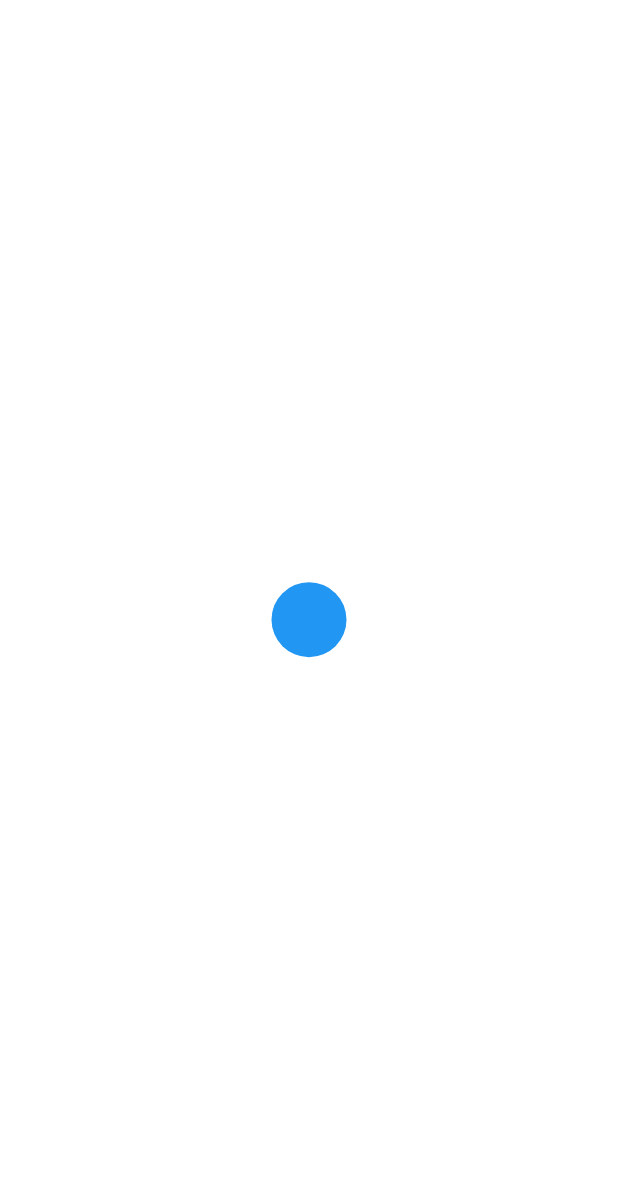
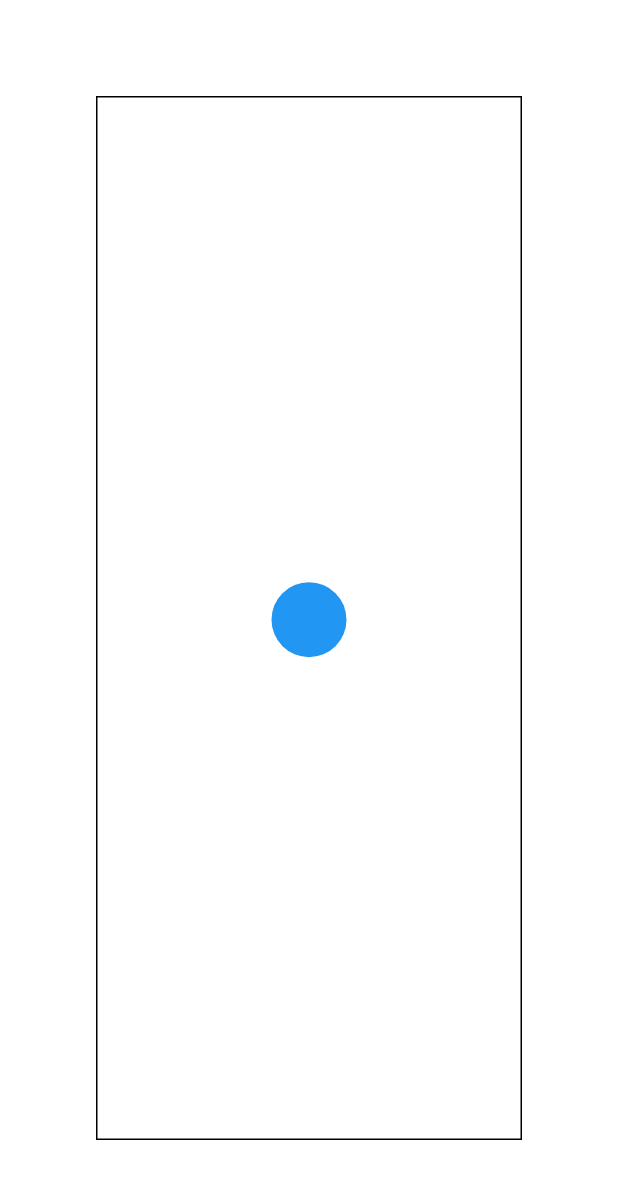
Before and after one commit to afitz0/bouncing_ball, a Flutter app: the screen it shows after launch, on a phone screen of 412 x 824 dp. Shown: the top 1179 px of the screen. Run offline on Flutter 3.47's test engine with Material 2 defaults, Android fonts, the light colour scheme and no system bars.

Commit message:
transition mostly works. also add some padding and bounding boxes

```diff
--- a/lib/main.dart
+++ b/lib/main.dart
@@ -1,5 +1,7 @@
 import 'package:flutter/material.dart';
 import 'dart:math' as math;
+
+import 'package:flutter/rendering.dart';
 
 void main() {
   runApp(MyApp());
@@ -14,7 +16,7 @@ class MyApp extends StatelessWidget {
         primarySwatch: Colors.blue,
         visualDensity: VisualDensity.adaptivePlatformDensity,
       ),
-      home: RunAway(),
+      home: Center(child: RunAway()),
     );
   }
 }
@@ -26,54 +28,111 @@ class RunAway extends StatefulWidget {
 
 class _RunAwayState extends State<RunAway> {
   double x, y;
-  double maxX, maxY;
 
+  double _width;
+  double _height;
   final double _ballSize = 50;
   final double _hoverThreshold = 75.0;
+  final double _padding = 64.0;
 
   @override
   Widget build(BuildContext context) {
     // Center us if we're just starting. Need context for media query.
     if (x == null || y == null) {
-      var size = MediaQuery.of(context).size;
-      x = size.width / 2;
-      y = size.height / 2;
-
-      maxX = size.width;
-      maxY = size.height;
+      _width = MediaQuery.of(context).size.width - _padding * 2;
+      _height = MediaQuery.of(context).size.height - _padding * 2;
+      x = _width / 2;
+      y = _height / 2;
     }
 
-    return MouseRegion(
-      onHover: _runAwayMaybe,
+    return Padding(
+      padding: EdgeInsets.all(_padding),
+      child: MouseRegion(
+        // onHover: _runAwayMaybe,
         child: Stack(
           children: <Widget>[
+            Align(
+              alignment: Alignment.center,
+              child: Container(
+                decoration: BoxDecoration(
+                  border: Border.all(style: BorderStyle.solid),
+                  color: Colors.transparent,
+                ),
+              ),
+            ),
             AnimatedPositioned(
               duration: Duration(milliseconds: 500),
               curve: Curves.easeInOut,
-            top: (y - (_ballSize / 2)),
-            left: (x - (_ballSize / 2)),
-            child: FloatingBall(size: _ballSize),
+              top: y - (_ballSize / 2),
+              left: x - (_ballSize / 2),
+              width: _ballSize,
+              height: _ballSize,
+              child: GestureDetector(
+                onTap: () => Navigator.of(context).push(_newRoute(Colors.blue)),
+                child: FloatingBall(size: _ballSize, color: Colors.blue),
+              ),
             ),
           ],
+        ),
       ),
     );
   }
 
   void _runAwayMaybe(PointerEvent e) {
-    Offset diff = e.position - Offset(x, y);
+    Offset diff = e.localPosition - Offset(x, y);
     if (diff.distance < _hoverThreshold) {
       setState(() {
-        x = _calcNewCoor(x, diff.dx);
-        y = _calcNewCoor(y, diff.dy);
+        x = _calcNewCoor(x, diff.dx, _width);
+        // will the ball floating up and down, substract another half-height of the ball for y
+        y = _calcNewCoor(y, diff.dy, _height - (_ballSize / 2));
       });
     }
   }
 
-  double _calcNewCoor(double val, double delta) {
+  double _calcNewCoor(double val, double delta, double max) {
     val -= delta;
     val = math.max(val, (_ballSize / 2));
-    val = math.min(val, maxX - (_ballSize / 2));
+    val = math.min(val, max - (_ballSize / 2));
     return val;
+  }
+
+  Route _newRoute(Color floodColor) {
+    double xAlign = ((x + _ballSize / 2) - _width / 2) / (_width / 2);
+    double yAlign = ((y + _ballSize) - _height / 2) / (_height / 2);
+    Alignment scaleAlign = Alignment(xAlign, yAlign);
+    print(scaleAlign);
+
+    return PageRouteBuilder(
+      pageBuilder: (context, animation, secondaryAnimation) =>
+          Page2(color: floodColor),
+      transitionsBuilder: (context, animation, secondaryAnimation, child) {
+        return FadeTransition(
+          opacity: animation.drive(
+            Tween(begin: 0.25, end: 1.0).chain(
+              CurveTween(curve: Curves.easeInExpo),
+            ),
+          ),
+          child: ScaleTransition(
+            alignment: scaleAlign,
+            scale: animation.drive(
+              Tween(begin: 0.0, end: 1.0).chain(
+                CurveTween(curve: Curves.easeOut),
+              ),
+            ),
+            child: AnimatedBuilder(
+                animation: animation,
+                builder: (context, child) {
+                  return ClipRRect(
+                    child: child,
+                    borderRadius:
+                        BorderRadius.circular(90 * (1 - animation.value)),
+                  );
+                },
+                child: child),
+          ),
+        );
+      },
+    );
   }
 }
 
@@ -112,7 +171,9 @@ class _FloatingBallState extends State<FloatingBall>
 
   @override
   Widget build(BuildContext context) {
-    return SlideTransition(
+    return MouseRegion(
+      cursor: SystemMouseCursors.click,
+      child: SlideTransition(
         position: _offsetAnimation,
         child: Container(
           height: widget.size,
@@ -121,40 +182,9 @@ class _FloatingBallState extends State<FloatingBall>
             borderRadius: BorderRadius.all(Radius.circular(25)),
             color: widget.color,
           ),
-        child: GestureDetector(
-          onTap: () => Navigator.of(context).push(_newRoute(widget.color)),
         ),
       ),
     );
-  }
-
-  Route _newRoute(Color floodColor) {
-    return PageRouteBuilder(
-      pageBuilder: (context, animation, secondaryAnimation) =>
-          Page2(color: floodColor),
-      transitionsBuilder: (context, animation, secondaryAnimation, child) {
-        return FadeTransition(
-          opacity: animation.drive(
-            Tween(begin: 0.0, end: 1.0).chain(
-              CurveTween(curve: Curves.easeInExpo),
-            ),
-          ),
-          child: ScaleTransition(
-            scale: animation.drive(
-              Tween(begin: 0.25, end: 1.0).chain(
-                CurveTween(curve: Curves.easeOut),
-              ),
-            ),
-            child: child,
-          ),
-        );
-      },
-    );
-  }
-
-  Offset _getOrigin() {
-    final RenderBox renderBoxRed = context.findRenderObject();
-    return renderBoxRed.localToGlobal(Offset.zero);
   }
 }
 
```
Lines whose indentation alone changed are shown as unchanged.
